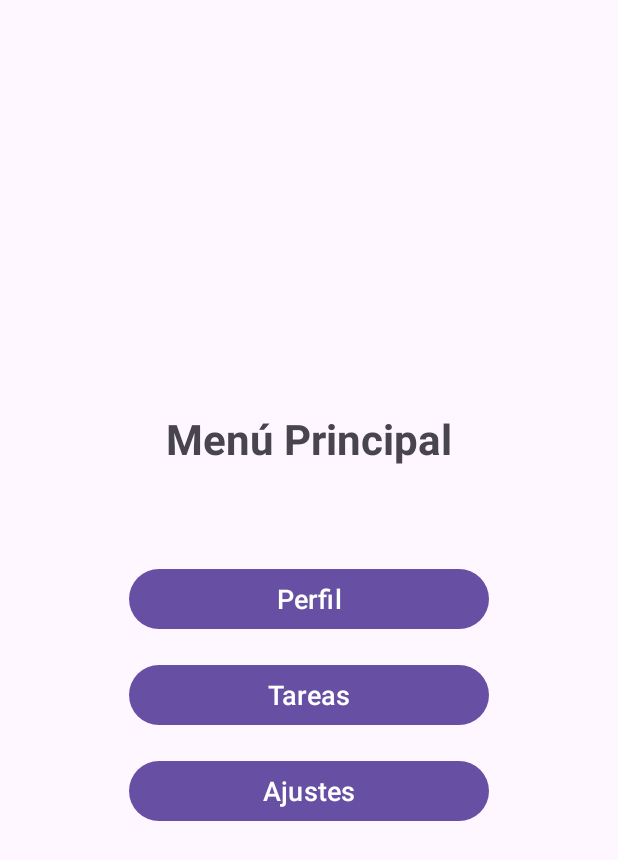
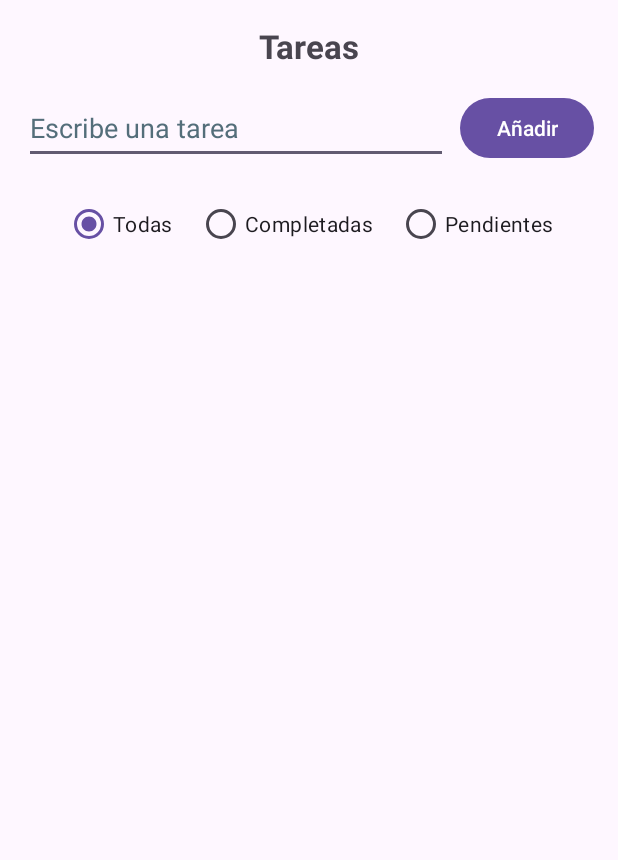
Before and after one commit to SamiiHC-iespsur/Mi-Dia-a-Dia, an Android app: the MenuActivity screen opened directly, with no data from a screen before it, after a tap on "Tareas", on a phone screen of 412 x 824 dp. Shown: the top 860 px of the screen. Run offline under Robolectric (Android 15) with nearby library versions, the phone set to English and light mode, and no system bars.

```diff
--- a/app/src/main/java/sami/pmm/midaada/MenuActivity.kt
+++ b/app/src/main/java/sami/pmm/midaada/MenuActivity.kt
@@ -15,11 +15,10 @@ class MenuActivity : AppCompatActivity() {
             startActivity(Intent(this, ProfileActivity::class.java))
         }
         findViewById<Button?>(R.id.btnTasks)?.setOnClickListener {
-            Toast.makeText(this, "Abriendo Tareas...", Toast.LENGTH_SHORT).show()
-            // TODO: Implementar navegación a las tareas
+            startActivity(Intent(this, TareasActivity::class.java))
         }
         findViewById<Button?>(R.id.btnSettings)?.setOnClickListener {
-            Toast.makeText(this, "Abriendo Ajustes...", Toast.LENGTH_SHORT).show()
+            Toast.makeText(this, getString(R.string.toast_opening_settings), Toast.LENGTH_SHORT).show()
             // TODO: Implementar navegación a los ajustes
         }
     }
--- /dev/null
+++ b/app/src/main/java/sami/pmm/midaada/TareasActivity.kt
@@ -0,0 +1,112 @@
+package sami.pmm.midaada
+
+import android.os.Bundle
+import android.text.TextUtils
+import android.view.View
+import android.view.ViewGroup
+import android.widget.*
+import androidx.appcompat.app.AppCompatActivity
+
+class TareasActivity : AppCompatActivity() {
+
+    private data class Task(var text: String, var completed: Boolean = false)
+
+    private val allTasks = mutableListOf<Task>()
+    private lateinit var adapter: BaseAdapter
+    private enum class Filter { ALL, COMPLETED, PENDING }
+    private var currentFilter: Filter = Filter.ALL
+
+    override fun onCreate(savedInstanceState: Bundle?) {
+        super.onCreate(savedInstanceState)
+        setContentView(R.layout.activity_tareas)
+
+        val etTask = findViewById<EditText>(R.id.etTaskInput)
+        val btnAdd = findViewById<Button>(R.id.btnAddTask)
+        val listView = findViewById<ListView>(R.id.lvTasks)
+        val rg = findViewById<RadioGroup>(R.id.rgTaskFilter)
+        val rbAll = findViewById<RadioButton>(R.id.rbAll)
+        val rbCompleted = findViewById<RadioButton>(R.id.rbCompleted)
+        val rbPending = findViewById<RadioButton>(R.id.rbPending)
+
+        adapter = object : BaseAdapter() {
+            private fun visible(): List<Task> = when (currentFilter) {
+                Filter.ALL -> allTasks
+                Filter.COMPLETED -> allTasks.filter { it.completed }
+                Filter.PENDING -> allTasks.filter { !it.completed }
+            }
+            override fun getCount(): Int = visible().size
+            override fun getItem(position: Int): Any = visible()[position]
+            override fun getItemId(position: Int): Long = position.toLong()
+            override fun getView(position: Int, convertView: View?, parent: ViewGroup): View {
+                val holder: RowHolder
+                val row: LinearLayout
+                if (convertView == null) {
+                    row = LinearLayout(this@TareasActivity).apply {
+                        orientation = LinearLayout.HORIZONTAL
+                        val pad = dp(8)
+                        setPadding(pad, pad, pad, pad)
+                    }
+                    val check = CheckBox(this@TareasActivity)
+                    val text = TextView(this@TareasActivity).apply {
+                        layoutParams = LinearLayout.LayoutParams(0, ViewGroup.LayoutParams.WRAP_CONTENT, 1f).apply {
+                            marginStart = dp(8)
+                            marginEnd = dp(8)
+                        }
+                    }
+                    val deleteBtn = ImageButton(this@TareasActivity).apply {
+                        setImageResource(android.R.drawable.ic_menu_delete)
+                        contentDescription = "Eliminar"
+                        background = null
+                    }
+                    row.addView(check)
+                    row.addView(text)
+                    row.addView(deleteBtn)
+                    holder = RowHolder(check, text, deleteBtn)
+                    row.tag = holder
+                } else {
+                    row = convertView as LinearLayout
+                    holder = row.tag as RowHolder
+                }
+
+                val item = visible()[position]
+                holder.text.text = item.text
+                holder.check.setOnCheckedChangeListener(null)
+                holder.check.isChecked = item.completed
+                holder.check.setOnCheckedChangeListener { _, isChecked ->
+                    item.completed = isChecked
+                    notifyDataSetChanged()
+                }
+                holder.delete.setOnClickListener {
+                    allTasks.remove(item)
+                    notifyDataSetChanged()
+                }
+                return row
+            }
+        }
+        listView.adapter = adapter
+
+        btnAdd.setOnClickListener {
+            val txt = etTask.text?.toString()?.trim() ?: ""
+            if (TextUtils.isEmpty(txt)) {
+                Toast.makeText(this, getString(R.string.tasks_empty_warning), Toast.LENGTH_SHORT).show()
+                return@setOnClickListener
+            }
+            allTasks.add(Task(txt))
+            etTask.setText("")
+            adapter.notifyDataSetChanged()
+        }
+
+        rbAll.isChecked = true
+        rg.setOnCheckedChangeListener { _, checkedId ->
+            currentFilter = when (checkedId) {
+                rbCompleted.id -> Filter.COMPLETED
+                rbPending.id -> Filter.PENDING
+                else -> Filter.ALL
+            }
+            adapter.notifyDataSetChanged()
+        }
+    }
+
+    private data class RowHolder(val check: CheckBox, val text: TextView, val delete: ImageButton)
+    private fun dp(v: Int): Int = (v * resources.displayMetrics.density).toInt()
+}
--- /dev/null
+++ b/app/src/main/res/layout/activity_tareas.xml
@@ -0,0 +1,103 @@
+<?xml version="1.0" encoding="utf-8"?>
+<androidx.constraintlayout.widget.ConstraintLayout xmlns:android="http://schemas.android.com/apk/res/android"
+    xmlns:app="http://schemas.android.com/apk/res-auto"
+    xmlns:tools="http://schemas.android.com/tools"
+    android:layout_width="match_parent"
+    android:layout_height="match_parent"
+    tools:context="sami.pmm.midaada.TareasActivity">
+
+    <TextView
+        android:id="@+id/tvTasksTitle"
+        android:layout_width="wrap_content"
+        android:layout_height="wrap_content"
+        android:layout_marginTop="16dp"
+        android:text="@string/tasks_title"
+        android:textSize="22sp"
+        android:textStyle="bold"
+        app:layout_constraintTop_toTopOf="parent"
+        app:layout_constraintStart_toStartOf="parent"
+        app:layout_constraintEnd_toEndOf="parent"
+        tools:text="Tareas" />
+
+    <EditText
+        android:id="@+id/etTaskInput"
+        android:layout_width="0dp"
+        android:layout_height="wrap_content"
+        android:layout_marginStart="16dp"
+        android:layout_marginTop="16dp"
+        android:layout_marginEnd="8dp"
+        android:autofillHints=""
+        android:hint="@string/tasks_input_hint"
+        android:imeOptions="actionDone"
+        android:inputType="text"
+        android:minHeight="48dp"
+        android:textColorHint="#546E7A"
+        app:layout_constraintEnd_toStartOf="@+id/btnAddTask"
+        app:layout_constraintStart_toStartOf="parent"
+        app:layout_constraintTop_toBottomOf="@id/tvTasksTitle"
+        app:layout_constraintWidth_max="488dp"
+        tools:ignore="LabelFor" />
+
+    <Button
+        android:id="@+id/btnAddTask"
+        android:layout_width="wrap_content"
+        android:layout_height="wrap_content"
+        android:layout_marginTop="16dp"
+        android:layout_marginEnd="16dp"
+        android:text="@string/tasks_add_button"
+        app:layout_constraintTop_toBottomOf="@id/tvTasksTitle"
+        app:layout_constraintEnd_toEndOf="parent" />
+
+    <RadioGroup
+        android:id="@+id/rgTaskFilter"
+        android:layout_width="wrap_content"
+        android:layout_height="wrap_content"
+        android:layout_marginTop="16dp"
+        android:orientation="horizontal"
+        app:layout_constraintTop_toBottomOf="@id/etTaskInput"
+        app:layout_constraintStart_toStartOf="parent"
+        app:layout_constraintEnd_toEndOf="parent">
+
+        <RadioButton
+            android:id="@+id/rbAll"
+            android:layout_width="wrap_content"
+            android:layout_height="wrap_content"
+            android:text="@string/tasks_filter_all"
+            android:checked="true" />
+
+        <RadioButton
+            android:id="@+id/rbCompleted"
+            android:layout_width="wrap_content"
+            android:layout_height="wrap_content"
+            android:layout_marginStart="16dp"
+            android:text="@string/tasks_filter_completed" />
+
+        <RadioButton
+            android:id="@+id/rbPending"
+            android:layout_width="wrap_content"
+            android:layout_height="wrap_content"
+            android:layout_marginStart="16dp"
+            android:text="@string/tasks_filter_pending" />
+    </RadioGroup>
+
+    <Space
+        android:id="@+id/bottomSpacer"
+        android:layout_width="match_parent"
+        android:layout_height="80dp"
+        app:layout_constraintBottom_toBottomOf="parent"
+        app:layout_constraintStart_toStartOf="parent"
+        app:layout_constraintEnd_toEndOf="parent" />
+
+    <ListView
+        android:id="@+id/lvTasks"
+        android:layout_width="0dp"
+        android:layout_height="0dp"
+        android:layout_marginStart="16dp"
+        android:layout_marginTop="16dp"
+        android:layout_marginEnd="16dp"
+        app:layout_constraintTop_toBottomOf="@id/rgTaskFilter"
+        app:layout_constraintBottom_toTopOf="@id/bottomSpacer"
+        app:layout_constraintStart_toStartOf="parent"
+        app:layout_constraintEnd_toEndOf="parent" />
+
+</androidx.constraintlayout.widget.ConstraintLayout>
--- a/app/src/main/res/values/strings.xml
+++ b/app/src/main/res/values/strings.xml
@@ -19,4 +19,17 @@
     <string name="profile_notifOff">Notificaciones desactivadas</string>
     <string name="profile_saveButton">Guardar</string>
 
+    <!-- Tareas -->
+    <string name="tasks_title">Tareas</string>
+    <string name="tasks_input_hint">Escribe una tarea</string>
+    <string name="tasks_add_button">Añadir</string>
+    <string name="tasks_filter_all">Todas</string>
+    <string name="tasks_filter_completed">Completadas</string>
+    <string name="tasks_filter_pending">Pendientes</string>
+    <string name="tasks_empty_warning">Introduce una tarea antes de añadir</string>
+
+    <!-- Toasts placeholders -->
+    <string name="toast_opening_profile">Abriendo Perfil…</string>
+    <string name="toast_opening_settings">Abriendo Ajustes…</string>
+    <string name="toast_opening_tasks">Abriendo Tareas…</string>
 </resources>
--- a/app/src/main/res/values/themes.xml
+++ b/app/src/main/res/values/themes.xml
@@ -1,8 +1,8 @@
 <resources>
     <!-- Base application theme. -->
-    <style name="Base.Theme.MiDíaADía" parent="Theme.Material3.DayNight.NoActionBar">
+    <style name="Base.Theme.MiDiaADia" parent="Theme.Material3.DayNight.NoActionBar">
         <!-- Personalización futura del tema claro -->
     </style>
 
-    <style name="Theme.MiDíaADía" parent="Base.Theme.MiDíaADía" />
+    <style name="Theme.MiDiaADia" parent="Base.Theme.MiDiaADia" />
 </resources>
```
Also changed, not shown: app/src/main/AndroidManifest.xml (+4 -5 lines).
